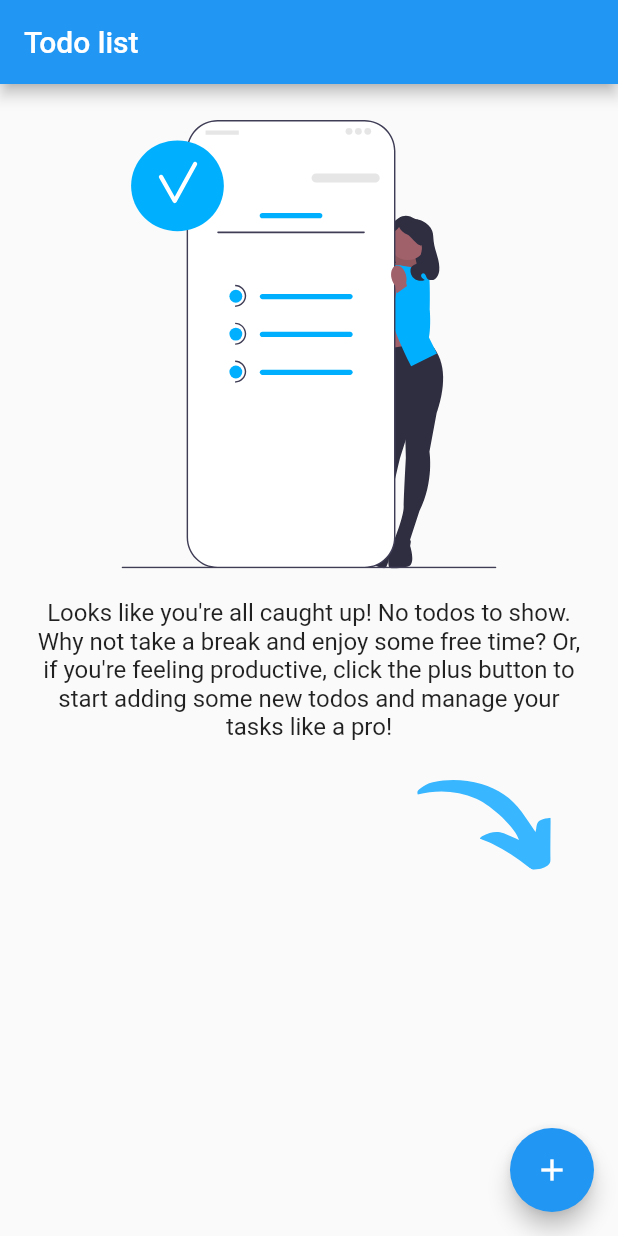
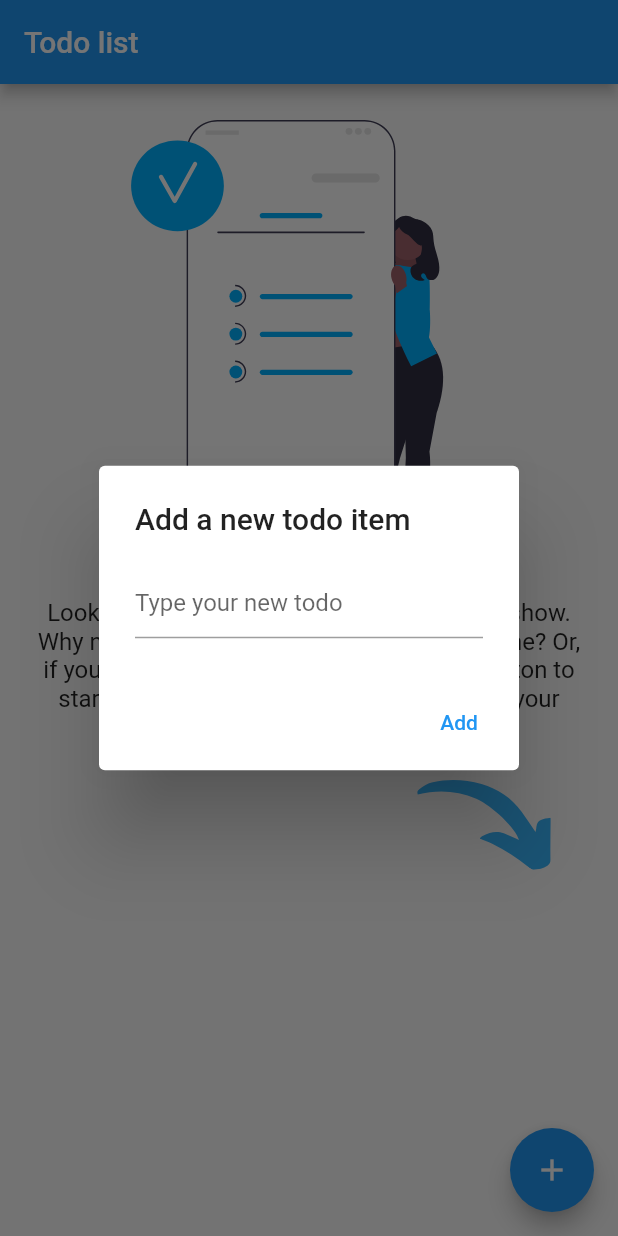
Before and after one commit to prasetya4di/my-todo-list, a Flutter app: the screen it shows after launch, after a tap on the "add" icon, on a phone screen of 412 x 824 dp. Run offline on Flutter 3.47's test engine with Material 2 defaults, Android fonts, the phone set to English and light mode, and no system bars; our stand-ins replace equatable, flutter_bloc, flutter_svg, freezed_annotation, get_it, objectbox; generated files the repository leaves out were written again.

Commit message:
Add new todo dialog

```diff
--- a/lib/view/todo/todo_screen.dart
+++ b/lib/view/todo/todo_screen.dart
@@ -1,4 +1,5 @@
 import 'package:flutter/material.dart';
+import 'package:my_todo_list/view/todo/widgets/add_todo_dialog.dart';
 import 'package:my_todo_list/view/todo/widgets/empty_todo.dart';
 
 class TodoScreen extends StatelessWidget {
@@ -10,10 +11,15 @@ class TodoScreen extends StatelessWidget {
       appBar: AppBar(
         title: const Text("Todo list"),
       ),
-      body: const EmptyTodo(),
+      body: const SingleChildScrollView(child: EmptyTodo()),
       floatingActionButton: FloatingActionButton(
         onPressed: () {
-          // Add your onPressed function here
+          showDialog(
+            context: context,
+            builder: (BuildContext context) {
+              return const AddTodoDialog();
+            },
+          );
         },
         backgroundColor: Theme.of(context).primaryColor,
         child: const Icon(Icons.add),
--- /dev/null
+++ b/lib/view/todo/widgets/add_todo_dialog.dart
@@ -0,0 +1,38 @@
+import 'package:flutter/material.dart';
+
+class AddTodoDialog extends StatefulWidget {
+  const AddTodoDialog({Key? key}) : super(key: key);
+
+  @override
+  _AddTodoDialogState createState() => _AddTodoDialogState();
+}
+
+class _AddTodoDialogState extends State<AddTodoDialog> {
+  final _textFieldController = TextEditingController();
+
+  @override
+  Widget build(BuildContext context) {
+    return AlertDialog(
+      title: const Text('Add a new todo item'),
+      content: TextField(
+        controller: _textFieldController,
+        decoration: const InputDecoration(hintText: 'Type your new todo'),
+      ),
+      actions: <Widget>[
+        TextButton(
+          child: const Text('Add'),
+          onPressed: () {
+            // Get the text from the text field using the controller's text property
+            String textFieldValue = _textFieldController.text;
+
+            // Do something with the text field value, such as save it to a database
+            // ...
+
+            // Close the alert dialog
+            Navigator.of(context).pop();
+          },
+        ),
+      ],
+    );
+  }
+}
```
